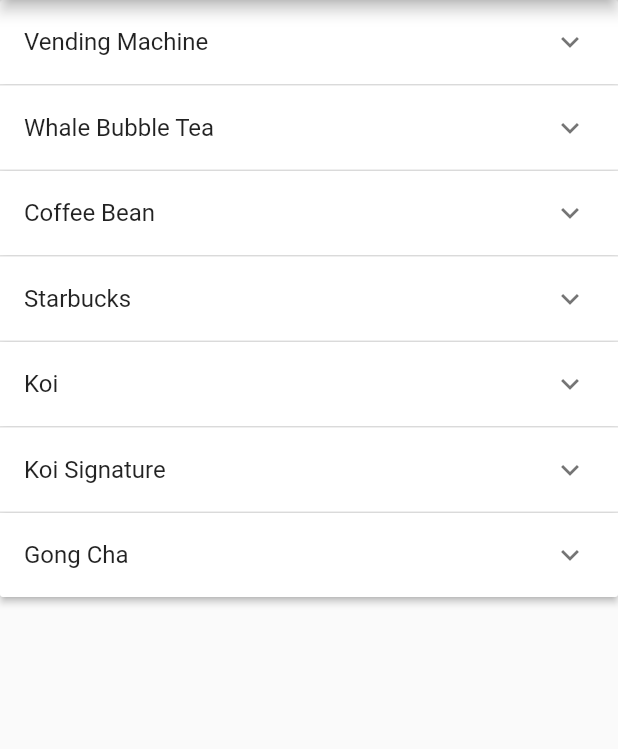
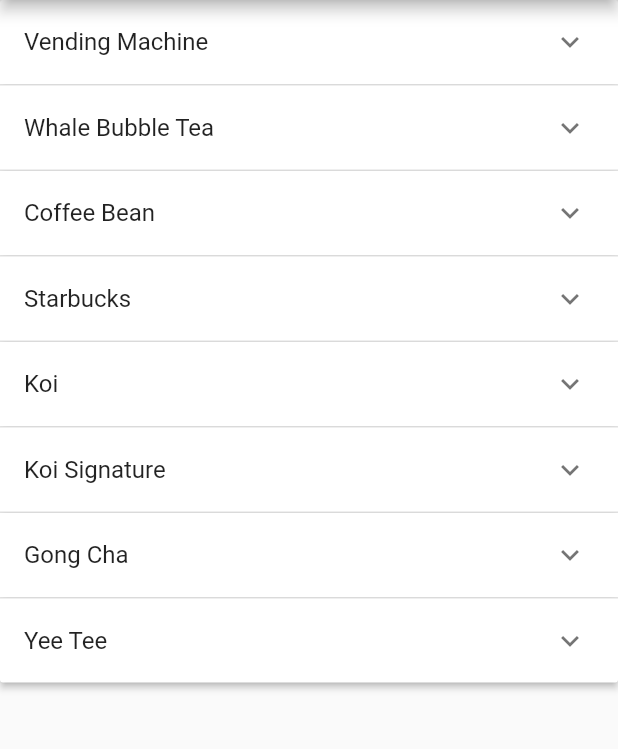
Before and after one commit to newzealot/foodselector, a Flutter app: the screen it shows after launch, after a tap on "Drink", on a phone screen of 412 x 824 dp, the part 84-833 px from its top. Run offline on Flutter 3.47's test engine with Material 2 defaults, Android fonts, the phone set to English and light mode, and no system bars; our stand-ins replace flutter_secure_storage; missing offline and left inert: mysql1.

Commit message:
Update constants.dart
Added Yee Tee Coconut Shake

```diff
--- a/lib/constants.dart
+++ b/lib/constants.dart
@@ -127,4 +127,9 @@
     "Name": "Coconut Slush",
     "Cost": 4.50,
   },
+  9: {
+    "Location": "Yee Tee",
+    "Name": "Coconut Shake",
+    "Cost": 4.50,
+  },
 };
```
